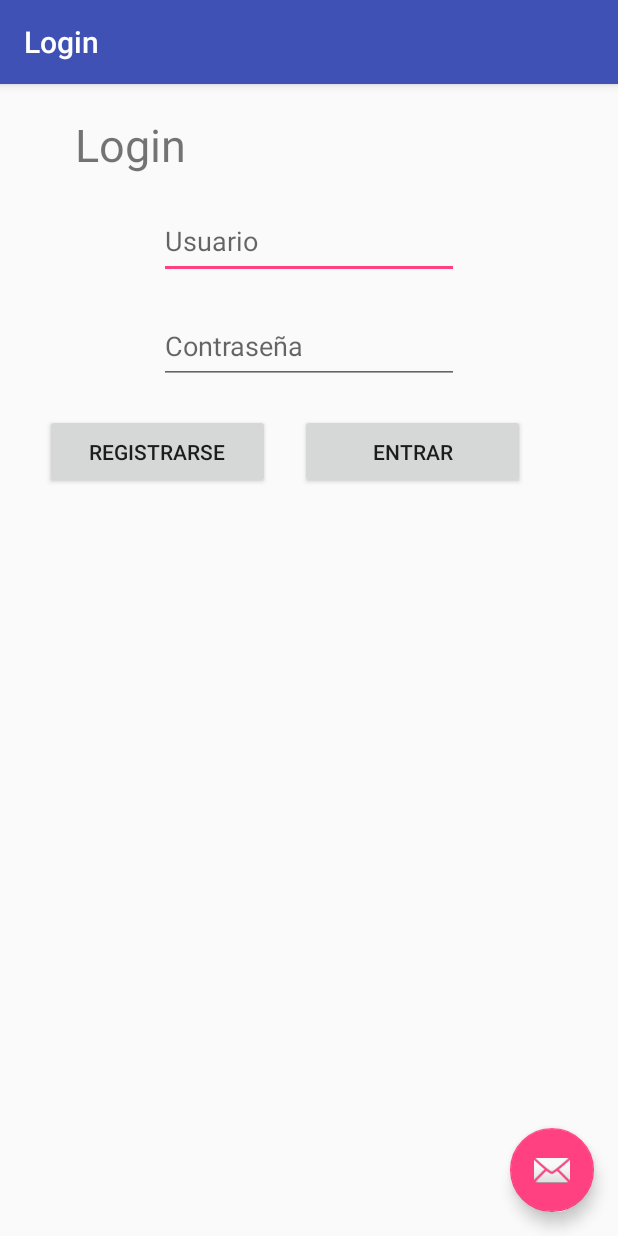
After one commit to Ow0287/RutasCBC, an Android app: the Login screen opened directly, with no data from a screen before it, on a phone screen of 412 x 824 dp. The commit adds this screen. Run offline under Robolectric (Android 15) with nearby library versions, the phone set to English and light mode, and no system bars.

Commit message:
ya oscar

```diff
--- a/app/build.gradle
+++ b/app/build.gradle
@@ -26,5 +26,6 @@ dependencies {
     })
     compile 'com.android.support:appcompat-v7:26.+'
     compile 'com.android.support.constraint:constraint-layout:1.0.2'
+    compile 'com.android.support:design:26.+'
     testCompile 'junit:junit:4.12'
 }
--- a/app/src/main/AndroidManifest.xml
+++ b/app/src/main/AndroidManifest.xml
@@ -16,6 +16,11 @@
                 <category android:name="android.intent.category.LAUNCHER" />
             </intent-filter>
         </activity>
+        <activity android:name=".RegistroLogin" />
+        <activity
+            android:name=".Login"
+            android:label="@string/title_activity_login"
+            android:theme="@style/AppTheme.NoActionBar"></activity>
     </application>
 
 </manifest>
--- /dev/null
+++ b/app/src/main/java/com/misena/oscar/rutascbc/Login.java
@@ -0,0 +1,29 @@
+package com.misena.oscar.rutascbc;
+
+import android.os.Bundle;
+import android.support.design.widget.FloatingActionButton;
+import android.support.design.widget.Snackbar;
+import android.support.v7.app.AppCompatActivity;
+import android.support.v7.widget.Toolbar;
+import android.view.View;
+
+public class Login extends AppCompatActivity {
+
+    @Override
+    protected void onCreate(Bundle savedInstanceState) {
+        super.onCreate(savedInstanceState);
+        setContentView(R.layout.activity_login);
+        Toolbar toolbar = (Toolbar) findViewById(R.id.toolbar);
+        setSupportActionBar(toolbar);
+
+        FloatingActionButton fab = (FloatingActionButton) findViewById(R.id.fab);
+        fab.setOnClickListener(new View.OnClickListener() {
+            @Override
+            public void onClick(View view) {
+                Snackbar.make(view, "Replace with your own action", Snackbar.LENGTH_LONG)
+                        .setAction("Action", null).show();
+            }
+        });
+    }
+
+}
--- /dev/null
+++ b/app/src/main/res/layout/activity_login.xml
@@ -0,0 +1,33 @@
+<?xml version="1.0" encoding="utf-8"?>
+<android.support.design.widget.CoordinatorLayout xmlns:android="http://schemas.android.com/apk/res/android"
+    xmlns:app="http://schemas.android.com/apk/res-auto"
+    xmlns:tools="http://schemas.android.com/tools"
+    android:layout_width="match_parent"
+    android:layout_height="match_parent"
+    tools:context="com.misena.oscar.rutascbc.Login">
+
+    <android.support.design.widget.AppBarLayout
+        android:layout_width="match_parent"
+        android:layout_height="wrap_content"
+        android:theme="@style/AppTheme.AppBarOverlay">
+
+        <android.support.v7.widget.Toolbar
+            android:id="@+id/toolbar"
+            android:layout_width="match_parent"
+            android:layout_height="?attr/actionBarSize"
+            android:background="?attr/colorPrimary"
+            app:popupTheme="@style/AppTheme.PopupOverlay" />
+
+    </android.support.design.widget.AppBarLayout>
+
+    <include layout="@layout/content_login" />
+
+    <android.support.design.widget.FloatingActionButton
+        android:id="@+id/fab"
+        android:layout_width="wrap_content"
+        android:layout_height="wrap_content"
+        android:layout_gravity="bottom|end"
+        android:layout_margin="@dimen/fab_margin"
+        app:srcCompat="@android:drawable/ic_dialog_email" />
+
+</android.support.design.widget.CoordinatorLayout>
--- /dev/null
+++ b/app/src/main/res/layout/content_login.xml
@@ -0,0 +1,50 @@
+<?xml version="1.0" encoding="utf-8"?>
+<RelativeLayout xmlns:android="http://schemas.android.com/apk/res/android"
+    xmlns:app="http://schemas.android.com/apk/res-auto"
+    xmlns:tools="http://schemas.android.com/tools"
+    android:layout_width="match_parent"
+    android:layout_height="match_parent"
+    app:layout_behavior="@string/appbar_scrolling_view_behavior"
+    tools:context="com.misena.oscar.rutascbc.Login"
+    tools:showIn="@layout/activity_login">
+<TextView
+    android:id="@+id/txv_login"
+    android:layout_width="wrap_content"
+    android:layout_height="wrap_content"
+    android:text="@string/txv_login"
+    android:layout_marginLeft="50dp"
+    android:layout_marginTop="20dp"
+    android:textSize="@dimen/txv_login"/>
+    <EditText
+        android:id="@+id/edt_usuario"
+        android:layout_width="200dp"
+        android:layout_height="50dp"
+        android:layout_marginTop="80dp"
+        android:layout_centerHorizontal="true"
+        android:hint="@string/edt_nombre"
+        android:inputType="text"/>
+    <EditText
+        android:id="@+id/edt_contraseña"
+        android:layout_width="200dp"
+        android:layout_height="50dp"
+        android:layout_marginTop="150dp"
+        android:layout_centerHorizontal="true"
+        android:inputType="textPassword"
+        android:hint="@string/edt_contraseña"/>
+    <Button
+        android:id="@+id/btn_entrar"
+        android:layout_width="150dp"
+        android:layout_height="50dp"
+        android:layout_marginTop="220dp"
+        android:layout_marginLeft="200dp"
+        android:text="@string/btn_entrar"/>
+    <Button
+        android:id="@+id/btn_registrarse"
+        android:layout_width="150dp"
+        android:layout_height="50dp"
+        android:layout_marginTop="220dp"
+        android:layout_marginLeft="30dp"
+        android:text="@string/btn_registrarse"/>
+
+
+</RelativeLayout>
--- /dev/null
+++ b/app/src/main/res/values/dimens.xml
@@ -0,0 +1,4 @@
+<resources>
+    <dimen name="fab_margin">16dp</dimen>
+    <dimen name="txv_login">30sp</dimen>
+</resources>
--- a/app/src/main/res/values/strings.xml
+++ b/app/src/main/res/values/strings.xml
@@ -1,3 +1,12 @@
 <resources>
     <string name="app_name">RutasCBC</string>
+    <string name="edt_nombre">Usuario</string>
+    <string name="edt_correo">Email</string>
+    <string name="edt_contraseña">Contraseña</string>
+    <string name="edt_confirmar_contraseña">Repetir Contraseña</string>
+    <string name="btn_registrarse">Registrarse</string>
+    <string name="btn_iniciar_sesion">Iniciar Sesion</string>
+    <string name="title_activity_login">Login</string>
+    <string name="txv_login">Login</string>
+    <string name="btn_entrar">Entrar</string>
 </resources>
--- a/app/src/main/res/values/styles.xml
+++ b/app/src/main/res/values/styles.xml
@@ -8,4 +8,13 @@
         <item name="colorAccent">@color/colorAccent</item>
     </style>
 
+    <style name="AppTheme.NoActionBar">
+        <item name="windowActionBar">false</item>
+        <item name="windowNoTitle">true</item>
+    </style>
+
+    <style name="AppTheme.AppBarOverlay" parent="ThemeOverlay.AppCompat.Dark.ActionBar" />
+
+    <style name="AppTheme.PopupOverlay" parent="ThemeOverlay.AppCompat.Light" />
+
 </resources>
```
Also changed, not shown: app/src/main/java/com/misena/oscar/rutascbc/RegistroLogin.java (added, +13 -0 lines), app/src/main/res/layout/activity_main.xml (+7 -10 lines), app/src/main/res/layout/activity_registro_login.xml (added, +55 -0 lines), app/src/main/res/mipmap-mdpi/logoSena.png (added).
